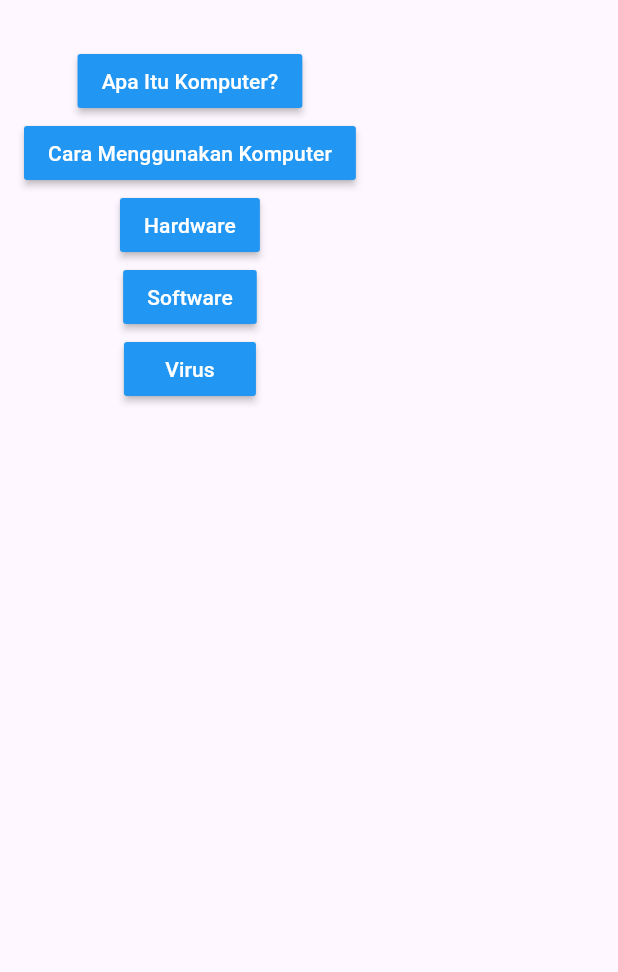
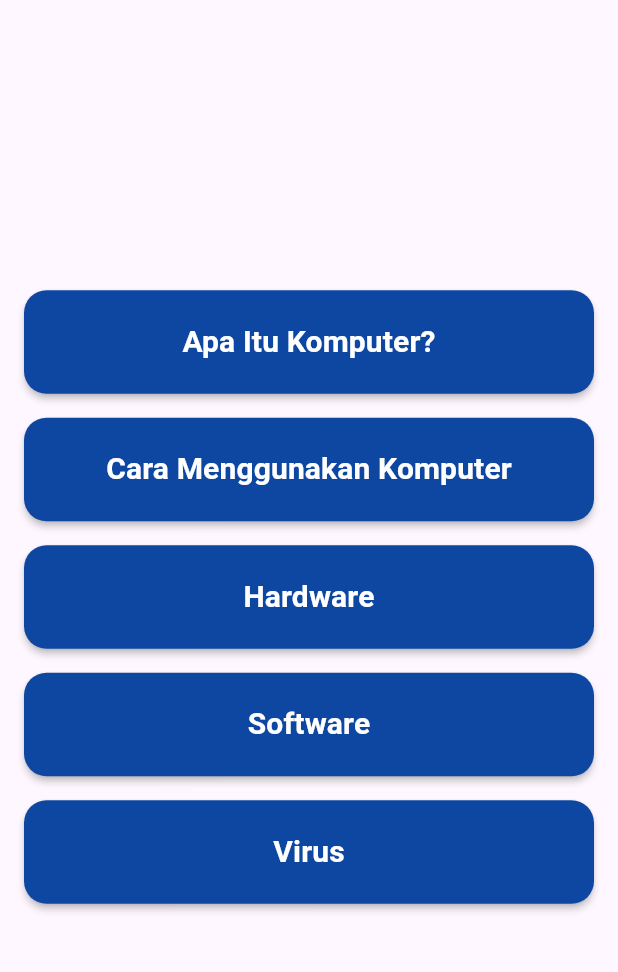
Before and after one commit to Yeniisilvia/Yeni-Silvia_2213025075, a Flutter app: the screen it shows after launch, on a phone screen of 412 x 824 dp, the part 63-1035 px from its top. Run offline on Flutter 3.47's test engine with Material 3 defaults, Android fonts, the phone set to English and light mode, and no system bars.

Commit message:
Update main.dart

```diff
--- a/flutter_application_1/lib/main.dart
+++ b/flutter_application_1/lib/main.dart
@@ -63,48 +63,41 @@ class MenuScreen extends StatelessWidget {
       body: Padding(
         padding: const EdgeInsets.all(16.0),
         child: Column(
+          mainAxisAlignment: MainAxisAlignment.center,
           children: <Widget>[
-            MaterialButton(
-              color: Colors.blue,
-              textColor: Colors.white,
-              onPressed: () {
-                Navigator.push(context, MaterialPageRoute(builder: (context) => MateriScreen(title: 'Apa Itu Komputer?')));
-              },
-              child: Text('Apa Itu Komputer?'),
-            ),
-            MaterialButton(
-              color: Colors.blue,
-              textColor: Colors.white,
-              onPressed: () {
-                Navigator.push(context, MaterialPageRoute(builder: (context) => MateriScreen(title: 'Cara Menggunakan Komputer')));
-              },
-              child: Text('Cara Menggunakan Komputer'),
-            ),
-            MaterialButton(
-              color: Colors.blue,
-              textColor: Colors.white,
-              onPressed: () {
-                Navigator.push(context, MaterialPageRoute(builder: (context) => MateriScreen(title: 'Hardware')));
-              },
-              child: Text('Hardware'),
-            ),
-            MaterialButton(
-              color: Colors.blue,
-              textColor: Colors.white,
-              onPressed: () {
-                Navigator.push(context, MaterialPageRoute(builder: (context) => MateriScreen(title: 'Software')));
-              },
-              child: Text('Software'),
-            ),
-            MaterialButton(
-              color: Colors.blue,
-              textColor: Colors.white,
-              onPressed: () {
-                Navigator.push(context, MaterialPageRoute(builder: (context) => MateriScreen(title: 'Virus')));
-              },
-              child: Text('Virus'),
-            ),
+            buildMenuButton(context, 'Apa Itu Komputer?', MateriScreen(title: 'Apa Itu Komputer?')),
+            SizedBox(height: 16), // Adding space between buttons
+            buildMenuButton(context, 'Cara Menggunakan Komputer', MateriScreen(title: 'Cara Menggunakan Komputer')),
+            SizedBox(height: 16),
+            buildMenuButton(context, 'Hardware', MateriScreen(title: 'Hardware')),
+            SizedBox(height: 16),
+            buildMenuButton(context, 'Software', MateriScreen(title: 'Software')),
+            SizedBox(height: 16),
+            buildMenuButton(context, 'Virus', MateriScreen(title: 'Virus')),
           ],
+        ),
+      ),
+    );
+  }
+
+  Widget buildMenuButton(BuildContext context, String title, Widget screen) {
+    return MaterialButton(
+      color: Colors.blue[900], // Matching color to the image
+      shape: RoundedRectangleBorder(
+        borderRadius: BorderRadius.circular(15), // Rounded corners
+      ),
+      padding: EdgeInsets.symmetric(vertical: 20), // More padding for larger buttons
+      minWidth: double.infinity, // Full-width buttons
+      onPressed: () {
+        Navigator.push(context, MaterialPageRoute(builder: (context) => screen));
+      },
+      child: Text(
+        title,
+        textAlign: TextAlign.center, // Center text
+        style: TextStyle(
+          fontSize: 20,
+          color: Colors.white,
+          fontWeight: FontWeight.bold, // Bold font to match the image style
         ),
       ),
     );
```
